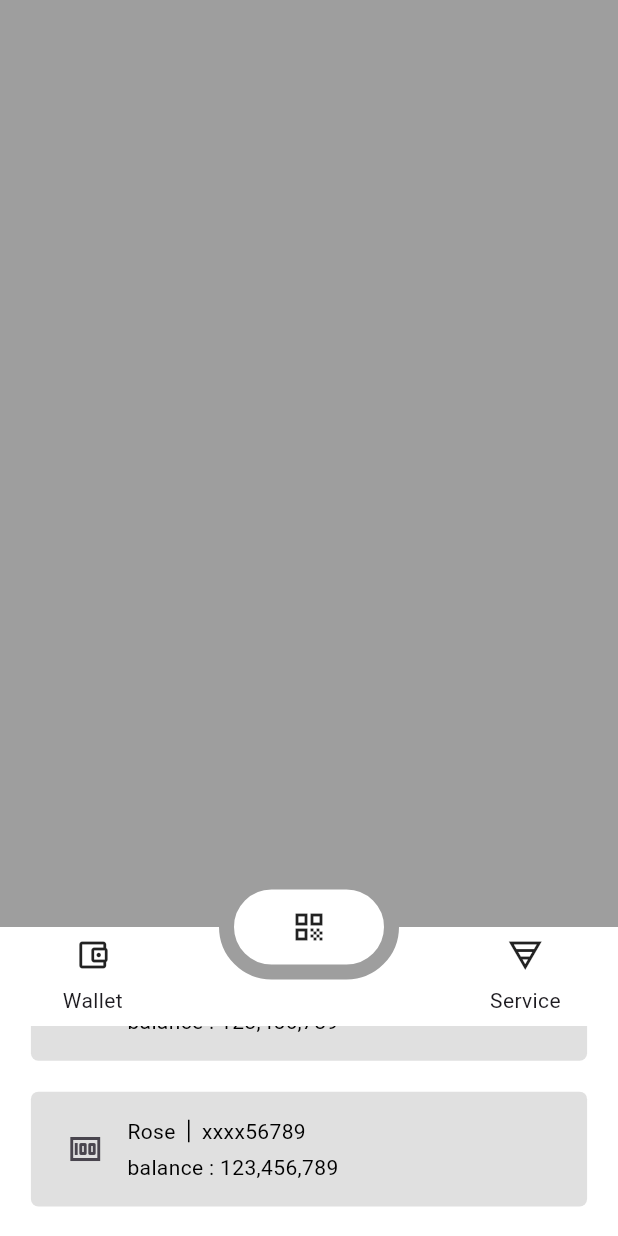
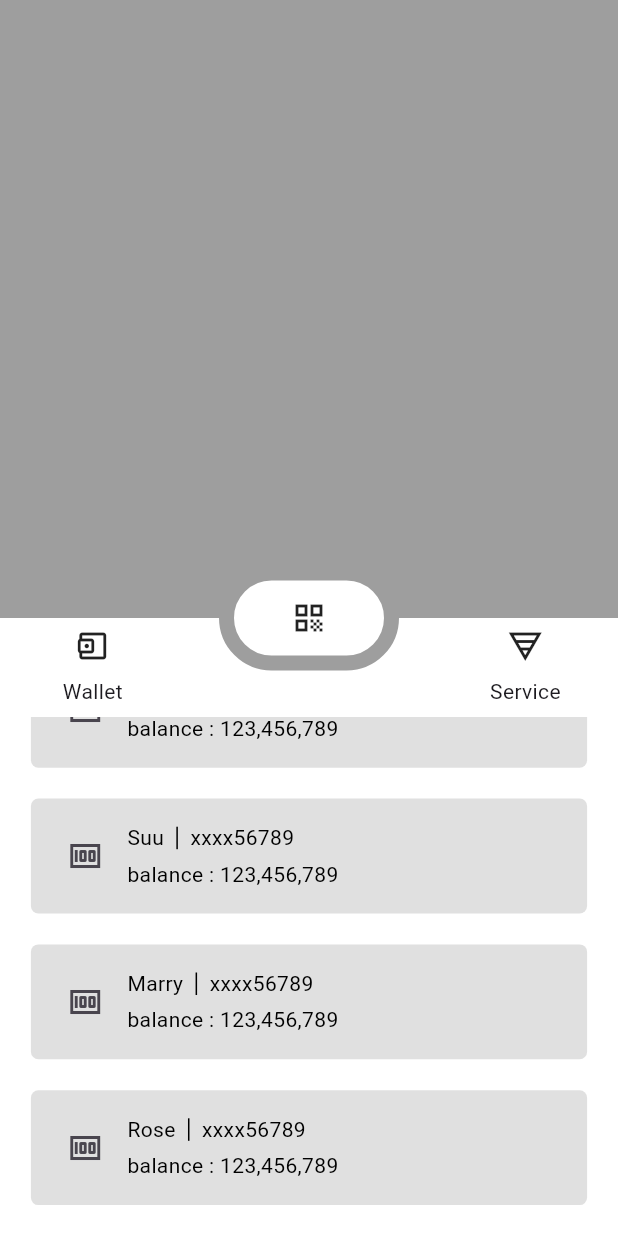
Before and after one commit to chitkoo/ck_coding_test, a Flutter app: the screen it shows after launch, scrolled down 542 dp, after a tap on "Wallet", on a phone screen of 412 x 824 dp. Run offline on Flutter 3.47's test engine with Material 3 defaults, Android fonts, the phone set to English and light mode, and no system bars.

Commit message:
scroll & rotate animation, state added

```diff
--- a/lib/screens/home/home_screen.dart
+++ b/lib/screens/home/home_screen.dart
@@ -9,14 +9,42 @@ class HomeScreen extends StatefulWidget {
   State<HomeScreen> createState() => _HomeScreenState();
 }
 
-class _HomeScreenState extends State<HomeScreen> {
+class _HomeScreenState extends State<HomeScreen> with TickerProviderStateMixin {
   bool isWalletSection = true;
+  late final AnimationController _walletIconController;
+  late final AnimationController _serviceIconController;
+  late final DraggableScrollableController _scrollController;
+
+  @override
+  void initState() {
+    super.initState();
+    _walletIconController = AnimationController(
+      vsync: this,
+      duration: const Duration(milliseconds: 300),
+      upperBound: 0.5,
+    );
+    _serviceIconController = AnimationController(
+      vsync: this,
+      duration: const Duration(milliseconds: 300),
+      upperBound: 0.5,
+    );
+    _scrollController = DraggableScrollableController();
+  }
+
+  @override
+  void dispose() {
+    super.dispose();
+    _walletIconController.dispose();
+    _serviceIconController.dispose();
+    _scrollController.dispose();
+  }
 
   @override
   Widget build(BuildContext context) {
     return Scaffold(
       backgroundColor: Colors.grey,
       body: DraggableScrollableSheet(
+        controller: _scrollController,
         initialChildSize: 0.25,
         minChildSize: 0.25,
         maxChildSize: 0.9,
@@ -41,7 +69,15 @@ class _HomeScreenState extends State<HomeScreen> {
                               onTap: () {
                                 setState(() {
                                   isWalletSection = true;
+                                  _walletIconController.forward(from: 0.0);
                                 });
+                                if (_scrollController.size != 0.5) {
+                                  _scrollController.animateTo(
+                                    0.5,
+                                    duration: const Duration(milliseconds: 500),
+                                    curve: Curves.easeInQuad,
+                                  );
+                                }
                               },
                               child: Container(
                                 width: context.wp(20),
@@ -50,8 +86,12 @@ class _HomeScreenState extends State<HomeScreen> {
                                 child: Column(
                                   mainAxisSize: MainAxisSize.min,
                                   children: [
-                                    const Icon(
-                                        Icons.account_balance_wallet_outlined),
+                                    RotationTransition(
+                                      turns: Tween(begin: 0.0, end: 1.0)
+                                          .animate(_walletIconController),
+                                      child: const Icon(Icons
+                                          .account_balance_wallet_outlined),
+                                    ),
                                     SizedBox(
                                       height: context.hp(1),
                                     ),
@@ -67,7 +107,15 @@ class _HomeScreenState extends State<HomeScreen> {
                               onTap: () {
                                 setState(() {
                                   isWalletSection = false;
+                                  _serviceIconController.forward(from: 0.0);
                                 });
+                                if (_scrollController.size != 0.5) {
+                                  _scrollController.animateTo(
+                                    0.5,
+                                    duration: const Duration(milliseconds: 500),
+                                    curve: Curves.easeInQuad,
+                                  );
+                                }
                               },
                               child: Container(
                                 width: context.wp(20),
@@ -76,7 +124,11 @@ class _HomeScreenState extends State<HomeScreen> {
                                 child: Column(
                                   mainAxisSize: MainAxisSize.min,
                                   children: [
-                                    const Icon(Icons.tornado_outlined),
+                                    RotationTransition(
+                                      turns: Tween(begin: 0.0, end: 1.0)
+                                          .animate(_serviceIconController),
+                                      child: const Icon(Icons.tornado_outlined),
+                                    ),
                                     SizedBox(
                                       height: context.hp(1),
                                     ),
```
